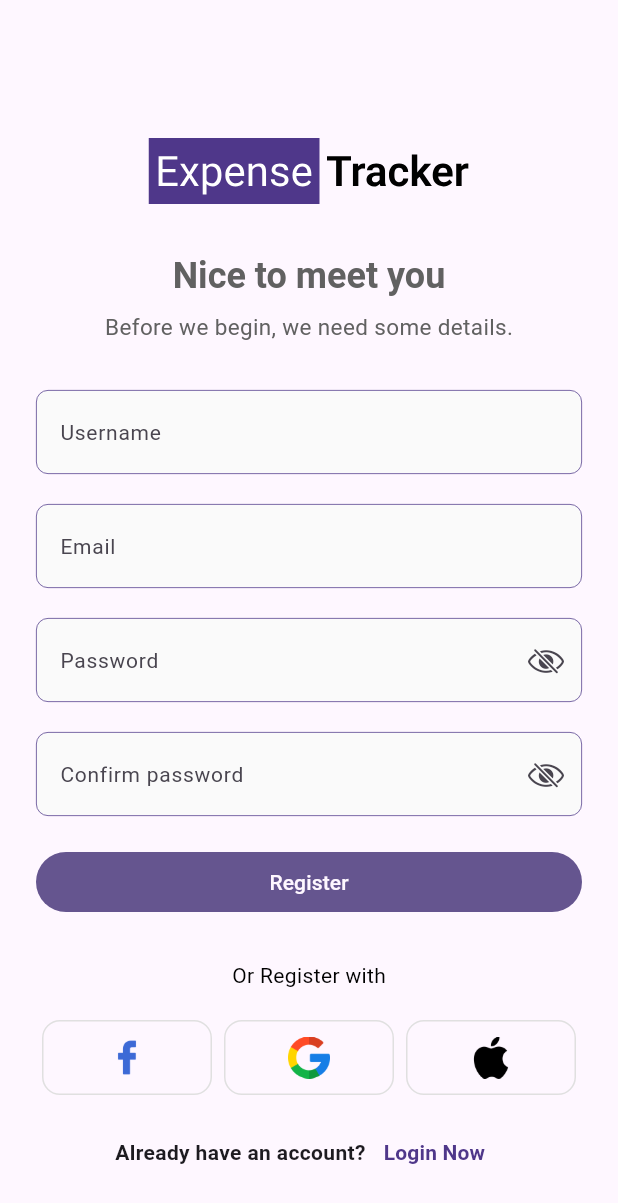
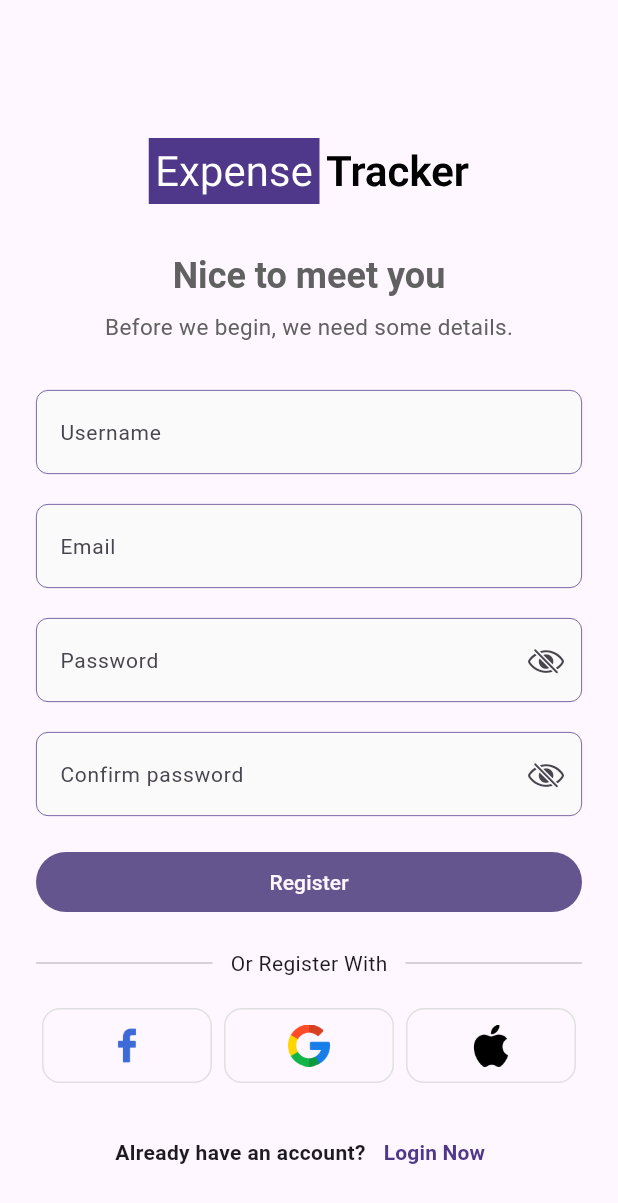
Before and after one commit to rostom17/Smart_Wallet, a Flutter app: the screen it shows after launch, after a tap on "Register Now", on a phone screen of 412 x 824 dp. Shown: the top 1203 px of the screen. Run offline on Flutter 3.47's test engine with Material 3 defaults, Android fonts, the phone set to English and light mode, and no system bars; our stand-ins replace connectivity_plus, dio, dotted_border, flutter_bloc, flutter_svg, get_it and 2 more; missing offline and left inert: dio_smart_retry; network calls fail.

Commit message:
login and sign up screen refactored

```diff
--- a/lib/core/themes/app_theme.dart
+++ b/lib/core/themes/app_theme.dart
@@ -24,6 +24,10 @@ class AppTheme {
         enabledBorder: OutlineInputBorder(
           borderRadius: BorderRadius.circular(8),
           borderSide: BorderSide(color: AppColors.primaryColor, width: .5),
+        ),
+        focusedErrorBorder: OutlineInputBorder(
+          borderRadius: BorderRadius.circular(8),
+          borderSide: BorderSide(color: AppColors.primaryColor, width: 1.5),
         ),
         focusedBorder: OutlineInputBorder(
           borderRadius: BorderRadius.circular(8),
--- /dev/null
+++ b/lib/core/utls/email_checker.dart
@@ -0,0 +1,5 @@
+class EmailChecker {
+  static RegExp emailChecker = RegExp(
+    r'^(([^<>()[\]\\.,;:\s@\"]+(\.[^<>()[\]\\.,;:\s@\"]+)*)|(\".+\"))@((\[[0-9]{1,3}\.[0-9]{1,3}\.[0-9]{1,3}\.[0-9]{1,3}\])|(([a-zA-Z\-0-9]+\.)+[a-zA-Z]{2,}))$',
+  );
+}
--- a/lib/features/auth/presentation/screens/login_screen.dart
+++ b/lib/features/auth/presentation/screens/login_screen.dart
@@ -1,12 +1,11 @@
-import 'package:flutter/cupertino.dart';
 import 'package:flutter/material.dart';
-import 'package:flutter_bloc/flutter_bloc.dart';
 import 'package:flutter_svg/flutter_svg.dart';
 import 'package:go_router/go_router.dart';
 
 import 'package:smart_wallet/core/router/app_routes.dart';
-import 'package:smart_wallet/core/constants/app_colors.dart';
-import 'package:smart_wallet/features/auth/presentation/bloc/show_password_cubit.dart';
+import 'package:smart_wallet/features/auth/presentation/widgets/custom_text_field.dart';
+import 'package:smart_wallet/features/auth/presentation/widgets/divider_widget.dart';
+import 'package:smart_wallet/features/auth/presentation/widgets/signup_screen_footer.dart';
 import 'package:smart_wallet/features/auth/presentation/widgets/social_login_row.dart';
 
 class LoginScreen extends StatefulWidget {
@@ -17,8 +16,9 @@ class LoginScreen extends StatefulWidget {
 }
 
 class _LoginScreenState extends State<LoginScreen> {
-  final TextEditingController _emailController = TextEditingController();
-  final TextEditingController _passwordController = TextEditingController();
+  final _emailController = TextEditingController();
+  final _passwordController = TextEditingController();
+  final _formKey = GlobalKey<FormState>();
 
   @override
   Widget build(BuildContext context) {
@@ -27,10 +27,13 @@ class _LoginScreenState extends State<LoginScreen> {
         child: Padding(
           padding: EdgeInsets.only(top: 92, left: 24, right: 24, bottom: 20),
           child: Center(
+            child: Form(
+              key: _formKey,
               child: Column(
                 children: [
                   SvgPicture.asset("assets/images/splash_logo.svg"),
                   const SizedBox(height: 32),
+
                   Padding(
                     padding: const EdgeInsets.symmetric(horizontal: 12),
                     child: Text(
@@ -39,17 +42,19 @@ class _LoginScreenState extends State<LoginScreen> {
                     ),
                   ),
                   const SizedBox(height: 32),
-                _buildTextFormField(
+
+                  CustomTextField(
                     hintText: "Email",
                     textEditingController: _emailController,
+                    isEmail: true,
                   ),
                   const SizedBox(height: 20),
-                _buildTextFormField(
+                  CustomTextField(
                     hintText: "Password",
                     textEditingController: _passwordController,
                     isPassword: true,
                   ),
-                const SizedBox(height: 12),
+
                   Align(
                     alignment: Alignment.centerRight,
                     child: TextButton(
@@ -57,17 +62,13 @@ class _LoginScreenState extends State<LoginScreen> {
                       child: Text("Forgot Password?"),
                     ),
                   ),
-                const SizedBox(height: 48),
+
                   ElevatedButton(onPressed: () {}, child: Text("Login")),
-                const SizedBox(height: 48),
-                Align(
-                  alignment: Alignment.center,
-                  child: Text(
-                    "Or Register with",
-                    style: TextStyle(color: Colors.black),
-                  ),
-                ),
                   const SizedBox(height: 20),
+
+                  DividerWidget(title: "Or Login With"),
+                  const SizedBox(height: 20),
+
                   SocialLoginRow(),
                   const SizedBox(height: 48),
                 ],
@@ -75,59 +76,21 @@ class _LoginScreenState extends State<LoginScreen> {
             ),
           ),
         ),
-      bottomNavigationBar: Padding(
-        padding: EdgeInsets.only(bottom: 32),
-        child: Row(
-          mainAxisAlignment: MainAxisAlignment.center,
-          children: [
-            Text(
-              "Don't have an account?",
-              style: TextStyle(fontWeight: FontWeight.bold),
       ),
-            TextButton(
-              onPressed: () {
+      bottomNavigationBar: SignupScreenFooter(
+        hintText: "Don't have an account?",
+        buttonName: "Register Now",
+        onTap: () {
           context.pushNamed(AppRoutes.signupScreen);
         },
-              child: Text(
-                "Register Now",
-                style: TextStyle(
-                  fontWeight: FontWeight.w700,
-                  color: AppColors.primaryColor,
-                ),
-              ),
-            ),
-          ],
-        ),
       ),
     );
   }
 
-  Widget _buildTextFormField({
-    required String hintText,
-    required TextEditingController textEditingController,
-    bool isPassword = false,
-  }) {
-    return TextFormField(
-      controller: textEditingController,
-      obscureText: isPassword,
-      decoration: InputDecoration(
-        hintText: hintText,
-
-        suffixIcon: isPassword
-            ? BlocBuilder<ShowPasswordCubit, bool>(
-                builder: (context, state) {
-                  return IconButton(
-                    onPressed: () {
-                      context.read<ShowPasswordCubit>().togglePassword();
-                    },
-                    icon: Icon(
-                      state ? CupertinoIcons.eye : CupertinoIcons.eye_slash,
-                    ),
-                  );
-                },
-              )
-            : null,
-      ),
-    );
+  @override
+  void dispose() {
+    _emailController.dispose();
+    _passwordController.dispose();
+    super.dispose();
   }
 }
--- a/lib/features/auth/presentation/screens/signup_screen.dart
+++ b/lib/features/auth/presentation/screens/signup_screen.dart
@@ -1,11 +1,12 @@
-import 'package:flutter/cupertino.dart';
 import 'package:flutter/material.dart';
-import 'package:flutter_bloc/flutter_bloc.dart';
+import 'package:go_router/go_router.dart';
 
-import 'package:smart_wallet/features/auth/presentation/bloc/show_password_cubit.dart';
+import 'package:smart_wallet/core/router/app_routes.dart';
+import 'package:smart_wallet/features/auth/presentation/widgets/divider_widget.dart';
 import 'package:smart_wallet/features/auth/presentation/widgets/signup_screen_footer.dart';
 import 'package:smart_wallet/features/auth/presentation/widgets/signup_screen_header.dart';
 import 'package:smart_wallet/features/auth/presentation/widgets/social_login_row.dart';
+import 'package:smart_wallet/features/auth/presentation/widgets/custom_text_field.dart';
 
 class SignupScreen extends StatefulWidget {
   const SignupScreen({super.key});
@@ -19,6 +20,7 @@ class _SignupScreenState extends State<SignupScreen> {
   final _userEmailController = TextEditingController();
   final _userPasswordController = TextEditingController();
   final _userConfirmPasswordController = TextEditingController();
+  final _formKey = GlobalKey<FormState>();
 
   @override
   Widget build(BuildContext context) {
@@ -27,80 +29,72 @@ class _SignupScreenState extends State<SignupScreen> {
         child: Padding(
           padding: EdgeInsets.only(top: 92, left: 24, right: 24, bottom: 20),
           child: Center(
+            child: Form(
+              key: _formKey,
               child: Column(
                 children: [
                   SignupScreenHeader(),
                   const SizedBox(height: 32),
-                _buildTextFormField(
+                  CustomTextField(
                     hintText: "Username",
                     textEditingController: _userNameController,
                   ),
                   const SizedBox(height: 20),
-                _buildTextFormField(
+                  CustomTextField(
                     hintText: "Email",
                     textEditingController: _userPasswordController,
+                    isEmail: true,
                   ),
                   const SizedBox(height: 20),
-                _buildTextFormField(
+                  CustomTextField(
                     hintText: "Password",
                     textEditingController: _userConfirmPasswordController,
                     isPassword: true,
                   ),
                   const SizedBox(height: 20),
-                _buildTextFormField(
+                  CustomTextField(
                     hintText: "Confirm password",
                     textEditingController: _userEmailController,
                     isPassword: true,
                   ),
                   const SizedBox(height: 20),
 
-                ElevatedButton(onPressed: () {}, child: Text("Register")),
-                const SizedBox(height: 28),
-                Align(
-                  alignment: Alignment.center,
-                  child: Text(
-                    "Or Register with",
-                    style: TextStyle(color: Colors.black),
-                  ),
+                  ElevatedButton(
+                    onPressed: _onPressedSignUpButton,
+                    child: Text("Register"),
                   ),
                   const SizedBox(height: 20),
+
+                  DividerWidget(title: "Or Register With"),
+                  const SizedBox(height: 20),
+
                   SocialLoginRow(),
-                const SizedBox(height: 48),
                 ],
               ),
             ),
           ),
         ),
-      bottomNavigationBar: SignupScreenFooter(),
+      ),
+      bottomNavigationBar: SignupScreenFooter(
+        hintText: "Already have an account?",
+        buttonName: "Login Now",
+        onTap: () {
+          context.pushNamed(AppRoutes.loginScreen);
+        },
+      ),
     );
   }
 
-  Widget _buildTextFormField({
-    required String hintText,
-    required TextEditingController textEditingController,
-    bool isPassword = false,
-  }) {
-    return TextFormField(
-      controller: textEditingController,
-      obscureText: isPassword,
-      decoration: InputDecoration(
-        hintText: hintText,
+  Future<void> _onPressedSignUpButton() async {
+    if (_formKey.currentState != null && _formKey.currentState!.validate()) {}
+  }
 
-        suffixIcon: isPassword
-            ? BlocBuilder<ShowPasswordCubit, bool>(
-                builder: (context, state) {
-                  return IconButton(
-                    onPressed: () {
-                      context.read<ShowPasswordCubit>().togglePassword();
-                    },
-                    icon: Icon(
-                      state ? CupertinoIcons.eye : CupertinoIcons.eye_slash,
-                    ),
-                  );
-                },
-              )
-            : null,
-      ),
-    );
+  @override
+  void dispose() {
+    _userNameController.dispose();
+    _userEmailController.dispose();
+    _userPasswordController.dispose();
+    _userConfirmPasswordController.dispose();
+    super.dispose();
   }
 }
--- /dev/null
+++ b/lib/features/auth/presentation/widgets/custom_text_field.dart
@@ -0,0 +1,55 @@
+import 'package:flutter/cupertino.dart';
+import 'package:flutter/material.dart';
+import 'package:flutter_bloc/flutter_bloc.dart';
+import 'package:smart_wallet/core/utls/email_checker.dart';
+import 'package:smart_wallet/features/auth/presentation/bloc/show_password_cubit.dart';
+
+class CustomTextField extends StatelessWidget {
+  const CustomTextField({
+    super.key,
+    required this.hintText,
+    required this.textEditingController,
+    this.isPassword = false,
+    this.isEmail = false,
+  });
+
+  final String hintText;
+  final TextEditingController textEditingController;
+  final bool isPassword;
+  final bool isEmail;
+
+  @override
+  Widget build(BuildContext context) {
+    return TextFormField(
+      controller: textEditingController,
+      obscureText: isPassword,
+      decoration: InputDecoration(
+        hintText: hintText,
+
+        suffixIcon: isPassword
+            ? BlocBuilder<ShowPasswordCubit, bool>(
+                builder: (context, state) {
+                  return IconButton(
+                    onPressed: () {
+                      context.read<ShowPasswordCubit>().togglePassword();
+                    },
+                    icon: Icon(
+                      state ? CupertinoIcons.eye : CupertinoIcons.eye_slash,
+                    ),
+                  );
+                },
+              )
+            : null,
+      ),
+      validator: (value) {
+        if (value == null || value.trim().isEmpty) {
+          return "$hintText required";
+        } else if (isEmail && !EmailChecker.emailChecker.hasMatch(value)) {
+          return "Enter valid email";
+        } else {
+          return null;
+        }
+      },
+    );
+  }
+}
--- /dev/null
+++ b/lib/features/auth/presentation/widgets/divider_widget.dart
@@ -0,0 +1,21 @@
+import 'package:flutter/material.dart';
+
+class DividerWidget extends StatelessWidget {
+  const DividerWidget({super.key, required this.title});
+
+  final String title;
+
+  @override
+  Widget build(BuildContext context) {
+    return Row(
+      children: [
+        Expanded(child: Divider()),
+        Padding(
+          padding: const EdgeInsets.symmetric(horizontal: 12),
+          child: Text(title),
+        ),
+        Expanded(child: Divider()),
+      ],
+    );
+  }
+}
--- a/lib/features/auth/presentation/widgets/signup_screen_footer.dart
+++ b/lib/features/auth/presentation/widgets/signup_screen_footer.dart
@@ -1,11 +1,18 @@
 import 'package:flutter/material.dart';
-import 'package:go_router/go_router.dart';
 
 import 'package:smart_wallet/core/constants/app_colors.dart';
-import 'package:smart_wallet/core/router/app_routes.dart';
 
 class SignupScreenFooter extends StatelessWidget {
-  const SignupScreenFooter({super.key});
+  const SignupScreenFooter({
+    super.key,
+    required this.hintText,
+    required this.buttonName,
+    required this.onTap,
+  });
+
+  final String hintText;
+  final String buttonName;
+  final VoidCallback onTap;
 
   @override
   Widget build(BuildContext context) {
@@ -14,16 +21,11 @@ class SignupScreenFooter extends StatelessWidget {
       child: Row(
         mainAxisAlignment: MainAxisAlignment.center,
         children: [
-          Text(
-            "Already have an account?",
-            style: TextStyle(fontWeight: FontWeight.bold),
-          ),
+          Text(hintText, style: TextStyle(fontWeight: FontWeight.bold)),
           TextButton(
-            onPressed: () {
-              context.pushNamed(AppRoutes.loginScreen);
-            },
+            onPressed: onTap,
             child: Text(
-              "Login Now",
+              buttonName,
               style: TextStyle(
                 fontWeight: FontWeight.w700,
                 color: AppColors.primaryColor,
```
Also changed, not shown: pubspec.yaml (+5 -62 lines), pubspec.lock, 5 other files. Lines whose indentation alone changed are shown as unchanged.
